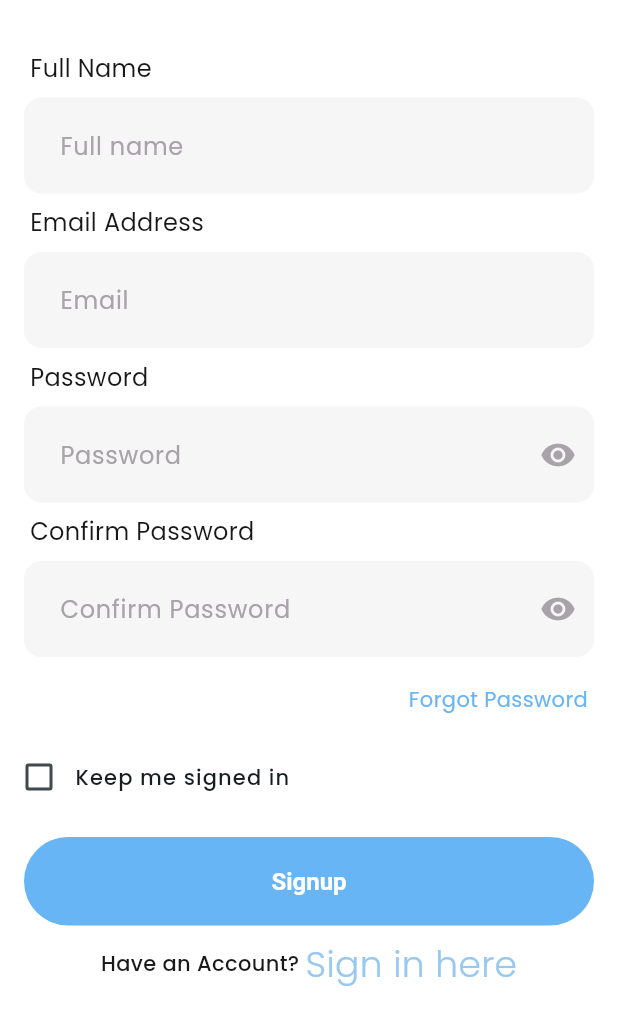
After one commit to akangromeo/mobile_banking_apps, a Flutter app: the SignupScreen screen opened directly, on a phone screen of 412 x 824 dp. The commit adds this screen. Shown: the top 1025 px of the screen. Run offline on Flutter 3.47's test engine with Material 3 defaults, Android fonts, the phone set to English and light mode, and no system bars; our stand-ins replace go_router, google_nav_bar, smooth_page_indicator; network calls fail.

Commit message:
feat: auth screen and widgets

```diff
--- /dev/null
+++ b/lib/common/widgets/custom_form_field.dart
@@ -0,0 +1,144 @@
+import 'package:flutter/material.dart';
+import 'package:mobile_banking_apps/core/constants/app_constants.dart';
+import 'package:mobile_banking_apps/core/theme/app_theme.dart';
+
+class CustomFormField extends StatefulWidget {
+  final String hintText;
+  final String labelText;
+  final bool obscureText;
+  final bool isPasswordField;
+  final double radius;
+  final bool isEnabled;
+  final IconData? suffixIcon;
+  final IconData? prefixIcon;
+  final Color? iconColor;
+  final TextInputType? keyboardType;
+  final TextEditingController controller;
+  final String? Function(String?)? validator;
+  final VoidCallback? onSuffixIconPressed;
+  final int? minLines;
+  final int? maxLines;
+
+  const CustomFormField({
+    super.key,
+    required this.controller,
+    this.hintText = '',
+    this.labelText = '',
+    this.obscureText = false,
+    this.isPasswordField = false,
+    this.isEnabled = true,
+    //icon text field
+    this.suffixIcon,
+    this.prefixIcon,
+    this.iconColor = AppColors.darkGray,
+    //keyboard type
+    this.keyboardType = TextInputType.text,
+    this.validator,
+    //Radius
+    this.radius = AppDesignConstants.kDefaultRadius,
+    this.onSuffixIconPressed,
+    this.minLines = 1,
+    this.maxLines = 1,
+  });
+
+  @override
+  State<CustomFormField> createState() => _CustomFormField();
+}
+
+class _CustomFormField extends State<CustomFormField> {
+  late bool _isObscure;
+
+  @override
+  void initState() {
+    super.initState();
+    _isObscure = widget.obscureText;
+  }
+
+  @override
+  Widget build(BuildContext context) {
+    return Container(
+      margin: const EdgeInsets.symmetric(
+        horizontal: AppDesignConstants.kDefaultMargin,
+      ),
+      child: TextFormField(
+        controller: widget.controller,
+        enabled: widget.isEnabled,
+        keyboardType: widget.keyboardType,
+        minLines: widget.minLines,
+        maxLines: widget.maxLines,
+        validator: widget.validator,
+        obscureText: widget.isPasswordField ? _isObscure : widget.obscureText,
+        style: appTheme.textTheme.bodyLarge?.copyWith(
+          color: AppColors.textBlack,
+        ),
+        decoration: InputDecoration(
+          labelText: widget.labelText,
+          labelStyle: appTheme.textTheme.bodyLarge?.copyWith(
+            fontWeight: FontWeight.w400,
+          ),
+          hintText: widget.hintText,
+          hintStyle: appTheme.textTheme.bodyLarge?.copyWith(
+            fontWeight: FontWeight.w400,
+          ),
+          filled: true,
+          floatingLabelBehavior: FloatingLabelBehavior.never,
+          fillColor: AppColors.grey,
+          contentPadding: const EdgeInsets.all(
+            AppDesignConstants.kDefaultPadding,
+          ),
+          prefixIcon: widget.prefixIcon != null
+              ? Icon(
+                  widget.prefixIcon,
+                  color: widget.iconColor,
+                )
+              : null,
+          suffixIcon: widget.isPasswordField
+              ? IconButton(
+                  icon: Icon(
+                    _isObscure ? Icons.visibility_off : Icons.visibility,
+                    color: widget.iconColor,
+                  ),
+                  onPressed: () {
+                    setState(() {
+                      _isObscure = !_isObscure;
+                    });
+                    if (widget.onSuffixIconPressed != null) {
+                      widget.onSuffixIconPressed!();
+                    }
+                  },
+                )
+              : (widget.suffixIcon != null
+                  ? IconButton(
+                      icon: Icon(
+                        widget.suffixIcon,
+                        color: widget.iconColor,
+                      ),
+                      onPressed: widget.onSuffixIconPressed,
+                    )
+                  : null),
+          border: OutlineInputBorder(
+            borderRadius: BorderRadius.circular(widget.radius),
+            borderSide: const BorderSide(
+              color: AppColors.grey,
+              width: 1.0,
+            ),
+          ),
+          enabledBorder: OutlineInputBorder(
+            borderRadius: BorderRadius.circular(widget.radius),
+            borderSide: const BorderSide(
+              color: AppColors.grey,
+              width: 1.0,
+            ),
+          ),
+          focusedBorder: OutlineInputBorder(
+            borderRadius: BorderRadius.circular(widget.radius),
+            borderSide: const BorderSide(
+              color: AppColors.blueSecondary,
+              width: 1.0,
+            ),
+          ),
+        ),
+      ),
+    );
+  }
+}
--- a/lib/common/widgets/primary_button.dart
+++ b/lib/common/widgets/primary_button.dart
@@ -16,7 +16,10 @@ class PrimaryButton extends StatelessWidget {
     required this.text,
     required this.onPressed,
     this.isLoading = false,
-    this.padding = const EdgeInsets.symmetric(horizontal: 24, vertical: 12),
+    this.padding = const EdgeInsets.symmetric(
+      horizontal: 24,
+      vertical: 20,
+    ),
   });
 
   @override
@@ -25,7 +28,10 @@ class PrimaryButton extends StatelessWidget {
 
     return Container(
       width: double.infinity,
-      margin: const EdgeInsets.symmetric(horizontal: 16.0, vertical: 8.0),
+      margin: const EdgeInsets.symmetric(
+        horizontal: 16.0,
+        vertical: 8.0,
+      ),
       child: ElevatedButton(
         onPressed: isLoading ? null : onPressed,
         style: ElevatedButton.styleFrom(
--- /dev/null
+++ b/lib/features/auth/presentation/screens/login_screen.dart
@@ -0,0 +1,123 @@
+import 'package:flutter/material.dart';
+import 'package:mobile_banking_apps/common/widgets/custom_form_field.dart';
+import 'package:mobile_banking_apps/common/widgets/primary_button.dart';
+import 'package:mobile_banking_apps/core/constants/app_constants.dart';
+import 'package:mobile_banking_apps/core/theme/app_theme.dart';
+import 'package:mobile_banking_apps/features/auth/presentation/widgets/heading_form_text.dart';
+import 'package:mobile_banking_apps/features/auth/presentation/widgets/keep_me_login_checkbox.dart';
+
+class LoginScreen extends StatelessWidget {
+  LoginScreen({super.key});
+
+  final TextEditingController emailController = TextEditingController();
+  final TextEditingController passwordController = TextEditingController();
+  final GlobalKey<FormState> _formKey = GlobalKey<FormState>();
+
+  @override
+  Widget build(BuildContext context) {
+    return Scaffold(
+      body: SafeArea(
+        child: LayoutBuilder(
+          builder: (context, constraints) {
+            return ConstrainedBox(
+              constraints: BoxConstraints(
+                minHeight: constraints.maxHeight,
+              ),
+              child: SingleChildScrollView(
+                child: IntrinsicHeight(
+                  child: Column(
+                    mainAxisSize: MainAxisSize.max,
+                    mainAxisAlignment: MainAxisAlignment.center,
+                    crossAxisAlignment: CrossAxisAlignment.center,
+                    children: [
+                      const Spacer(),
+                      Image.network(
+                        'https://upload.wikimedia.org/wikipedia/commons/thumb/b/b6/Image_created_with_a_mobile_phone.png/250px-Image_created_with_a_mobile_phone.png',
+                      ),
+                      const Spacer(),
+                      Text(
+                        textAlign: TextAlign.center,
+                        'Login',
+                        style: appTheme.textTheme.headlineMedium,
+                      ),
+                      Form(
+                        key: _formKey,
+                        child: Column(
+                          spacing: AppDesignConstants.kDefaultMargin / 2,
+                          crossAxisAlignment: CrossAxisAlignment.start,
+                          children: [
+                            const HeadingFormText(headingText: 'Email Address'),
+                            CustomFormField(
+                              labelText: 'Email',
+                              hintText: 'jhondoe@gmail.com',
+                              controller: emailController,
+                            ),
+                            const HeadingFormText(headingText: 'Password'),
+                            CustomFormField(
+                              labelText: 'Password',
+                              controller: passwordController,
+                              isPasswordField: true,
+                            ),
+                            Row(
+                              mainAxisAlignment: MainAxisAlignment.end,
+                              children: [
+                                Padding(
+                                  padding: const EdgeInsets.symmetric(
+                                    vertical:
+                                        AppDesignConstants.kDefaultPadding / 2,
+                                    horizontal:
+                                        AppDesignConstants.kDefaultPadding,
+                                  ),
+                                  child: Text(
+                                    'Forgot Password',
+                                    style:
+                                        appTheme.textTheme.bodyMedium?.copyWith(
+                                      color: AppColors.blueSecondary,
+                                      fontFamily: 'poppins',
+                                      fontWeight: FontWeight.w400,
+                                    ),
+                                  ),
+                                ),
+                              ],
+                            ),
+                            const KeepMeLoginCheckBox(),
+                            PrimaryButton(
+                              text: 'Login',
+                              onPressed: () {},
+                            ),
+                          ],
+                        ),
+                      ),
+                      const Spacer(),
+                      Row(
+                        spacing: AppDesignConstants.kDefaultMargin / 4,
+                        mainAxisAlignment: MainAxisAlignment.center,
+                        mainAxisSize: MainAxisSize.max,
+                        children: [
+                          Text(
+                            'Don’t have an Account?',
+                            style: appTheme.textTheme.bodyMedium?.copyWith(
+                              fontFamily: 'poppins',
+                              color: AppColors.textBlack,
+                            ),
+                          ),
+                          Text(
+                            'Sign up here',
+                            style: appTheme.textTheme.labelLarge?.copyWith(
+                              color: AppColors.bluePrimary,
+                              fontFamily: 'poppins',
+                            ),
+                          ),
+                        ],
+                      )
+                    ],
+                  ),
+                ),
+              ),
+            );
+          },
+        ),
+      ),
+    );
+  }
+}
--- /dev/null
+++ b/lib/features/auth/presentation/screens/signup_screen.dart
@@ -0,0 +1,132 @@
+import 'package:flutter/material.dart';
+import 'package:mobile_banking_apps/common/widgets/custom_form_field.dart';
+import 'package:mobile_banking_apps/common/widgets/primary_button.dart';
+import 'package:mobile_banking_apps/core/constants/app_constants.dart';
+import 'package:mobile_banking_apps/core/theme/app_theme.dart';
+import 'package:mobile_banking_apps/features/auth/presentation/widgets/heading_form_text.dart';
+import 'package:mobile_banking_apps/features/auth/presentation/widgets/keep_me_login_checkbox.dart';
+
+class SignupScreen extends StatelessWidget {
+  SignupScreen({super.key});
+
+  final TextEditingController emailController = TextEditingController();
+  final TextEditingController passwordController = TextEditingController();
+  final GlobalKey<FormState> _formKey = GlobalKey<FormState>();
+
+  @override
+  Widget build(BuildContext context) {
+    return Scaffold(
+      body: SafeArea(
+        child: LayoutBuilder(
+          builder: (context, constraints) {
+            return ConstrainedBox(
+              constraints: BoxConstraints(
+                minHeight: constraints.maxHeight,
+              ),
+              child: SingleChildScrollView(
+                child: IntrinsicHeight(
+                  child: Column(
+                    mainAxisSize: MainAxisSize.max,
+                    mainAxisAlignment: MainAxisAlignment.center,
+                    crossAxisAlignment: CrossAxisAlignment.center,
+                    children: [
+                      const Spacer(),
+                      Text(
+                        textAlign: TextAlign.center,
+                        'Signup',
+                        style: appTheme.textTheme.headlineMedium,
+                      ),
+                      Form(
+                        key: _formKey,
+                        child: Column(
+                          spacing: AppDesignConstants.kDefaultMargin / 2,
+                          crossAxisAlignment: CrossAxisAlignment.start,
+                          children: [
+                            const HeadingFormText(headingText: 'Full Name'),
+                            CustomFormField(
+                              labelText: 'Full name',
+                              hintText: 'Jhon Doe',
+                              controller: emailController,
+                            ),
+                            const HeadingFormText(headingText: 'Email Address'),
+                            CustomFormField(
+                              labelText: 'Email',
+                              hintText: 'jhondoe@gmail.com',
+                              controller: emailController,
+                            ),
+                            const HeadingFormText(headingText: 'Password'),
+                            CustomFormField(
+                              labelText: 'Password',
+                              controller: passwordController,
+                              isPasswordField: true,
+                            ),
+                            const HeadingFormText(
+                                headingText: 'Confirm Password'),
+                            CustomFormField(
+                              labelText: 'Confirm Password',
+                              controller: passwordController,
+                              isPasswordField: true,
+                            ),
+                            Row(
+                              mainAxisAlignment: MainAxisAlignment.end,
+                              children: [
+                                Padding(
+                                  padding: const EdgeInsets.symmetric(
+                                    vertical:
+                                        AppDesignConstants.kDefaultPadding / 2,
+                                    horizontal:
+                                        AppDesignConstants.kDefaultPadding,
+                                  ),
+                                  child: Text(
+                                    'Forgot Password',
+                                    style:
+                                        appTheme.textTheme.bodyMedium?.copyWith(
+                                      color: AppColors.blueSecondary,
+                                      fontFamily: 'poppins',
+                                      fontWeight: FontWeight.w400,
+                                    ),
+                                  ),
+                                ),
+                              ],
+                            ),
+                            const KeepMeLoginCheckBox(),
+                            PrimaryButton(
+                              text: 'Signup',
+                              onPressed: () {},
+                            ),
+                          ],
+                        ),
+                      ),
+                      const Spacer(),
+                      Row(
+                        spacing: AppDesignConstants.kDefaultMargin / 4,
+                        mainAxisAlignment: MainAxisAlignment.center,
+                        mainAxisSize: MainAxisSize.max,
+                        children: [
+                          Text(
+                            'Have an Account?',
+                            style: appTheme.textTheme.bodyMedium?.copyWith(
+                              fontFamily: 'poppins',
+                              color: AppColors.textBlack,
+                            ),
+                          ),
+                          Text(
+                            'Sign in here',
+                            style: appTheme.textTheme.labelLarge?.copyWith(
+                              color: AppColors.bluePrimary,
+                              fontFamily: 'poppins',
+                            ),
+                          ),
+                        ],
+                      )
+                    ],
+                  ),
+                ),
+              ),
+            );
+          },
+        ),
+      ),
+    );
+  }
+}
--- /dev/null
+++ b/lib/features/auth/presentation/widgets/heading_form_text.dart
@@ -0,0 +1,30 @@
+import 'package:flutter/material.dart';
+import 'package:mobile_banking_apps/core/constants/app_constants.dart';
+import 'package:mobile_banking_apps/core/theme/app_theme.dart';
+
+class HeadingFormText extends StatelessWidget {
+  final String headingText;
+
+  const HeadingFormText({
+    super.key,
+    required this.headingText,
+  });
+
+  @override
+  Widget build(BuildContext context) {
+    return Padding(
+      padding: const EdgeInsetsGeometry.symmetric(
+        horizontal: AppDesignConstants.kDefaultPadding,
+      ),
+      child: Text(
+        headingText,
+        style: const TextStyle(
+          color: AppColors.textBlack,
+          fontFamily: 'poppins',
+          fontWeight: FontWeight.w400,
+          fontSize: 16,
+        ),
+      ),
+    );
+  }
+}
--- /dev/null
+++ b/lib/features/auth/presentation/widgets/keep_me_login_checkbox.dart
@@ -0,0 +1,51 @@
+import 'package:flutter/material.dart';
+import 'package:mobile_banking_apps/core/constants/app_constants.dart';
+import 'package:mobile_banking_apps/core/theme/app_theme.dart';
+
+class KeepMeLoginCheckBox extends StatefulWidget {
+  const KeepMeLoginCheckBox({super.key});
+
+  @override
+  State<KeepMeLoginCheckBox> createState() => _KeepMeLoginCheckBoxState();
+}
+
+class _KeepMeLoginCheckBoxState extends State<KeepMeLoginCheckBox> {
+  bool _isChecked = false;
+
+  void _toggleCheckbox() {
+    setState(() {
+      _isChecked = !_isChecked;
+    });
+  }
+
+  @override
+  Widget build(BuildContext context) {
+    return InkWell(
+      onTap: _toggleCheckbox,
+      child: Padding(
+        padding: const EdgeInsets.only(
+          left: AppDesignConstants.kDefaultMargin / 8,
+        ),
+        child: Row(
+          mainAxisAlignment: MainAxisAlignment.start,
+          children: [
+            Checkbox(
+              value: _isChecked,
+              onChanged: (bool? value) {
+                _toggleCheckbox();
+              },
+              activeColor: AppColors.success,
+            ),
+            Text(
+              'Keep me signed in',
+              style: appTheme.textTheme.labelMedium?.copyWith(
+                fontFamily: 'poppins',
+                letterSpacing: 0.75,
+              ),
+            ),
+          ],
+        ),
+      ),
+    );
+  }
+}
```
